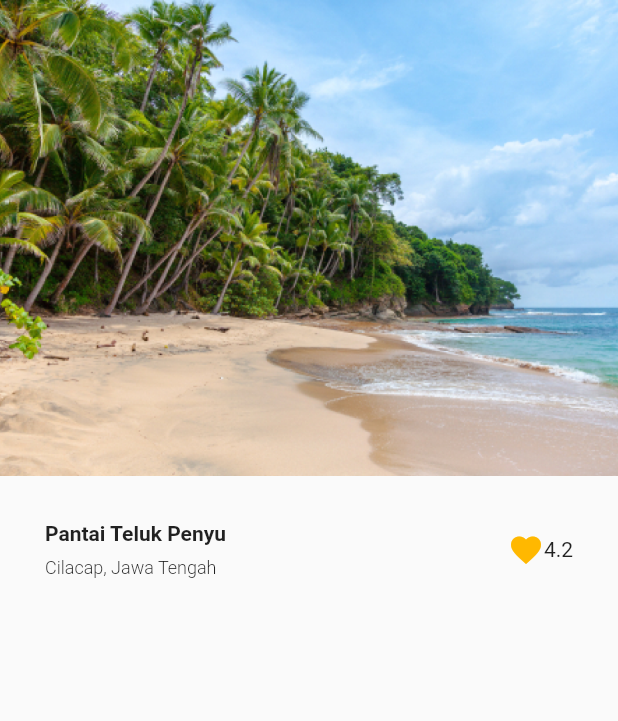
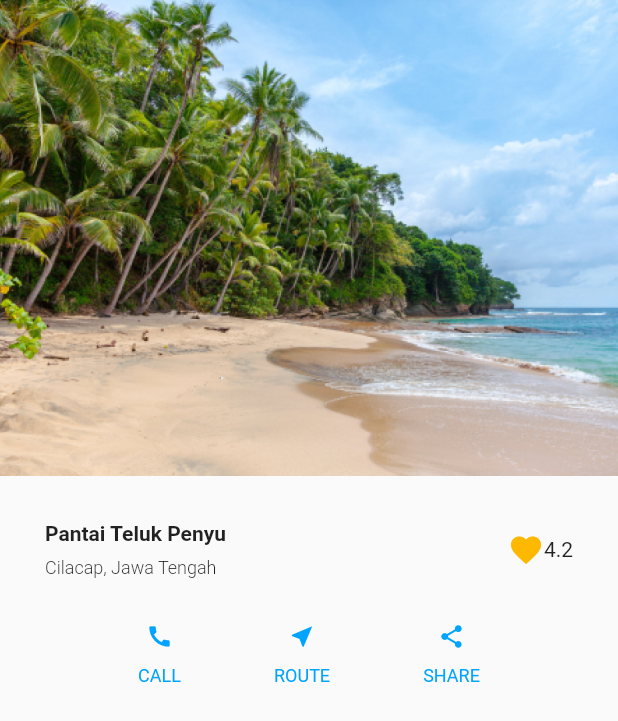
Before and after one commit to haffsriyandrayusuf/bwa_basic, a Flutter app: the screen it shows after launch, on a phone screen of 412 x 824 dp. Shown: the top 721 px of the screen. Run offline on Flutter 3.47's test engine with Material 2 defaults, Android fonts, the phone set to English and light mode, and no system bars.

Commit message:
menambahkan navigation

```diff
--- a/lib/home_page.dart
+++ b/lib/home_page.dart
@@ -64,6 +64,76 @@ class HomePage extends StatelessWidget {
                 ],
               ),
             ),
+            SizedBox(
+              height: 30,
+            ),
+            Padding(
+              padding: EdgeInsets.symmetric(
+                horizontal: 30,
+              ),
+              child: Row(
+                mainAxisAlignment: MainAxisAlignment.spaceEvenly,
+                children: [
+                  Column(
+                    children: const [
+                      Icon(
+                        Icons.call,
+                        color: Color(0xff00A3FF),
+                        size: 18,
+                      ),
+                      SizedBox(
+                        height: 10,
+                      ),
+                      Text(
+                        'CALL',
+                        style: TextStyle(
+                          fontSize: 12,
+                          color: Color(0xff00A3FF),
+                        ),
+                      ),
+                    ],
+                  ),
+                  Column(
+                    children: const [
+                      Icon(
+                        Icons.near_me,
+                        color: Color(0xff00A3FF),
+                        size: 18,
+                      ),
+                      SizedBox(
+                        height: 10,
+                      ),
+                      Text(
+                        'ROUTE',
+                        style: TextStyle(
+                          fontSize: 12,
+                          color: Color(0xff00A3FF),
+                        ),
+                      ),
+                    ],
+                  ),
+                  Column(
+                    children: const [
+                      Icon(
+                        Icons.share,
+                        color: Color(0xff00A3FF),
+                        size: 18,
+                      ),
+                      SizedBox(
+                        height: 10,
+                      ),
+                      Text(
+                        'SHARE',
+                        style: TextStyle(
+                          fontSize: 12,
+                          color: Color(0xff00A3FF),
+                        ),
+                      ),
+                    ],
+                  ),
+                ],
+              ),
+            ),
           ],
         ),
       ),
```
